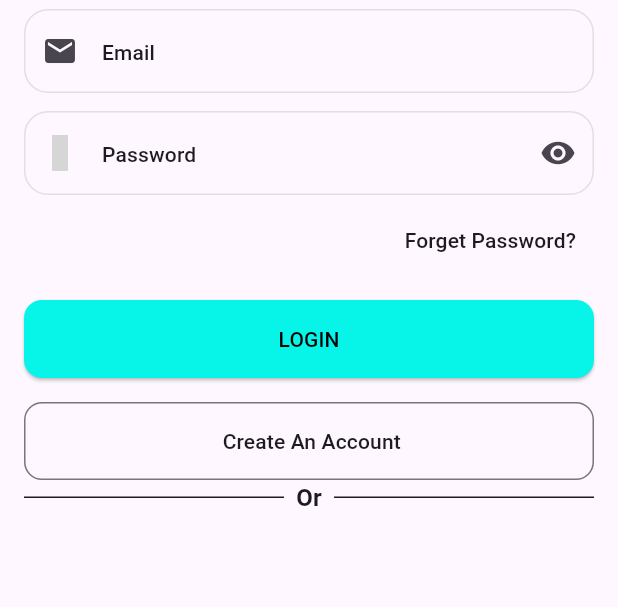
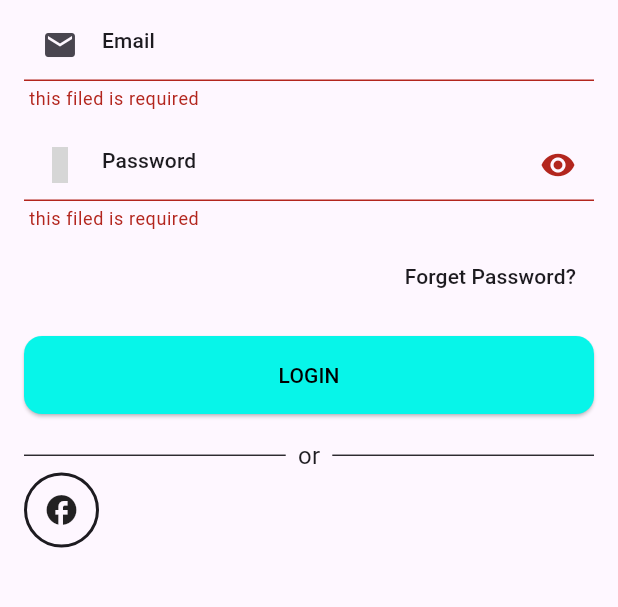
Before and after one commit to mohameddefalaa/Chat_App, a Flutter app: the screen it shows after launch, after a tap on "LOGIN", on a phone screen of 412 x 824 dp, the part 429-1036 px from its top. Run offline on Flutter 3.47's test engine with Material 3 defaults, Android fonts, the phone set to English and light mode, and no system bars; our stand-ins replace flutter_svg, iconsax; grey boxes are pictures that could not be loaded.

Commit message:
make  validation for text filed

```diff
--- a/chatapp/lib/Views/Login_View.dart
+++ b/chatapp/lib/Views/Login_View.dart
@@ -20,6 +20,8 @@ class Login_View extends StatefulWidget {
 class _Login_ViewState extends State<Login_View> {
   TextEditingController passcontroller = TextEditingController();
   TextEditingController emailcontrller = TextEditingController();
+  final formkey = GlobalKey<FormState>();
+
   @override
   Widget build(BuildContext context) {
     return Scaffold(
@@ -44,6 +46,55 @@ class _Login_ViewState extends State<Login_View> {
                 'Hello  are you ready to chat, Enjoy ',
                 style: Theme.of(context).textTheme.bodyLarge,
               ),
+              custome_form(
+                  emailcontrller: emailcontrller,
+                  passcontroller: passcontroller),
+
+              // const outlined_button(),
+              const Custome_line(),
+              Row(
+                children: [
+                  Container(
+                    width: 50,
+                    height: 50,
+                    decoration: BoxDecoration(
+                      color: Theme.of(context).colorScheme.background,
+                      shape: BoxShape.circle,
+                      border: Border.all(
+                          width: 2,
+                          color: Theme.of(context).colorScheme.onBackground),
+                    ),
+                    child: ClipOval(
+                      child: Icon(Icons.facebook_outlined),
+                    ),
+                  ),
+                ],
+              )
+            ],
+          ),
+        ),
+      ),
+    );
+  }
+}
+
+class custome_form extends StatelessWidget {
+  custome_form({
+    super.key,
+    required this.emailcontrller,
+    required this.passcontroller,
+  });
+
+  final TextEditingController emailcontrller;
+  final TextEditingController passcontroller;
+
+  @override
+  final formkey = GlobalKey<FormState>();
+  Widget build(BuildContext context) {
+    return Form(
+      key: formkey,
+      child: Column(
+        children: [
           custome_textFormField(
             hideicon: false,
             ishidetext: false,
@@ -64,15 +115,18 @@ class _Login_ViewState extends State<Login_View> {
               text_button(),
             ],
           ),
-              const Padding(
-                padding: EdgeInsets.symmetric(vertical: 16.0),
-                child: elevated_button(),
-              ),
-              const outlined_button(),
-              const Custome_line()
-            ],
+          Padding(
+            padding: const EdgeInsets.symmetric(vertical: 16.0),
+            child: elevated_button(
+              onpresed: () {
+                if (formkey.currentState!.validate()) {
+                  print('done');
+                }
+                ;
+              },
             ),
           ),
+        ],
       ),
     );
   }
--- a/chatapp/lib/Widgets/Buttones/elevated_button.dart
+++ b/chatapp/lib/Widgets/Buttones/elevated_button.dart
@@ -2,10 +2,8 @@ import 'package:chatapp/constant.dart';
 import 'package:flutter/material.dart';
 
 class elevated_button extends StatelessWidget {
-  const elevated_button({
-    super.key,
-  });
-
+  elevated_button({super.key, required this.onpresed});
+  void Function() onpresed;
   @override
   Widget build(BuildContext context) {
     return ElevatedButton(
@@ -15,7 +13,7 @@ class elevated_button extends StatelessWidget {
             borderRadius: BorderRadius.circular(12),
           ),
           padding: const EdgeInsets.all(16)),
-      onPressed: () {},
+      onPressed: onpresed,
       child: const Center(
         child: Text(
           'LOGIN',
--- a/chatapp/lib/Widgets/Custome_line.dart
+++ b/chatapp/lib/Widgets/Custome_line.dart
@@ -12,15 +12,16 @@ class Custome_line extends StatelessWidget {
         Flexible(
           flex: 1,
           child: Divider(
+            thickness: 0.9,
             color: Theme.of(context).colorScheme.onBackground,
           ),
         ),
         const Padding(
           padding: EdgeInsets.symmetric(horizontal: 8.0),
           child: Text(
-            'Or',
+            'or',
             style: TextStyle(
-              fontWeight: FontWeight.bold,
+              fontWeight: FontWeight.normal,
               fontSize: 16,
             ),
           ),
@@ -28,6 +29,7 @@ class Custome_line extends StatelessWidget {
         Flexible(
           flex: 1,
           child: Divider(
+            thickness: 0.9,
             color: Theme.of(context).colorScheme.onBackground,
           ),
         ),
--- a/chatapp/lib/Widgets/Custome_text_field.dart
+++ b/chatapp/lib/Widgets/Custome_text_field.dart
@@ -26,6 +26,7 @@ class _custome_textFormFieldState extends State<custome_textFormField> {
     return Padding(
       padding: const EdgeInsets.symmetric(vertical: 6.0),
       child: TextFormField(
+        validator: (value) => value!.isEmpty ? " this filed is required" : null,
         obscureText: widget.ishidetext,
         controller: widget.controller,
         decoration: InputDecoration(
--- a/chatapp/pubspec.yaml
+++ b/chatapp/pubspec.yaml
@@ -63,7 +63,7 @@ flutter:
   # To add assets to your application, add an assets section, like this:
   assets:
     - assets/images/
-  #   - images/a_dot_ham.jpeg
+    - assets/icons/
 
   # An image asset can refer to one or more resolution-specific "variants", see
   # https://flutter.dev/assets-and-images/#resolution-aware
```
Also changed, not shown: chatapp/assets/icons/facebook.png (added), chatapp/assets/icons/search.png (added), chatapp/assets/icons/twitter.png (added). Lines whose indentation alone changed are shown as unchanged.
